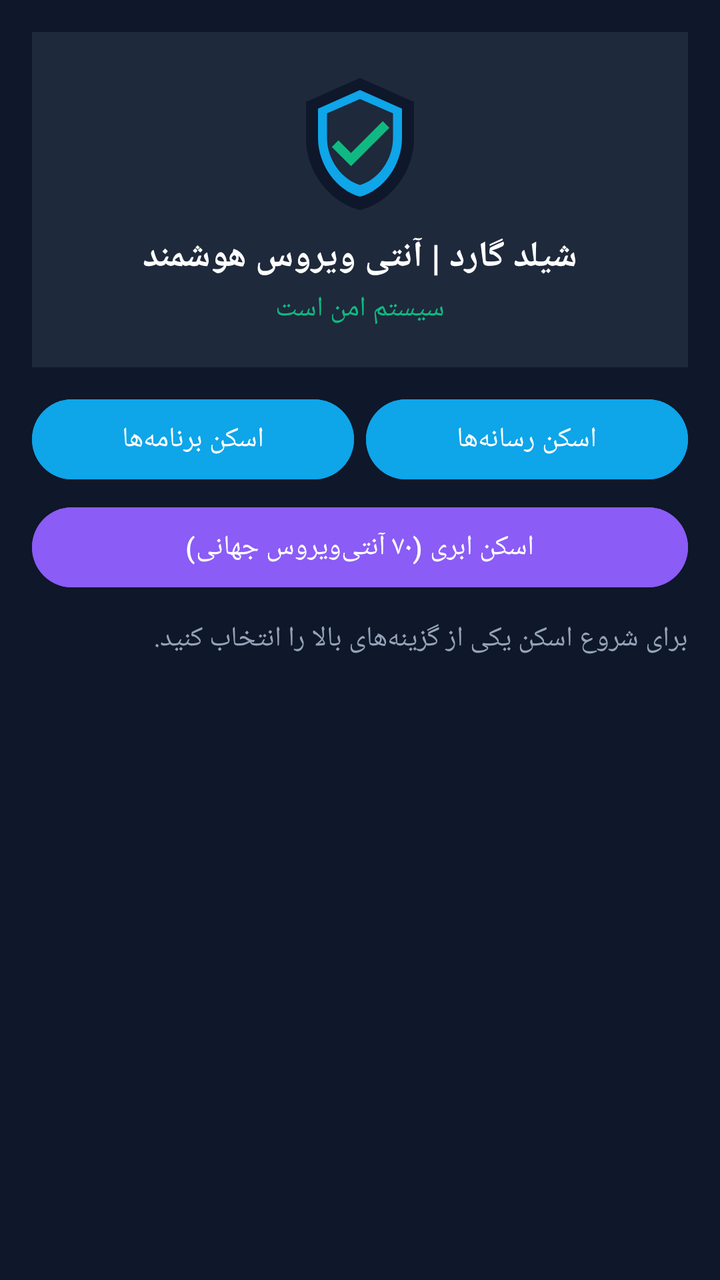
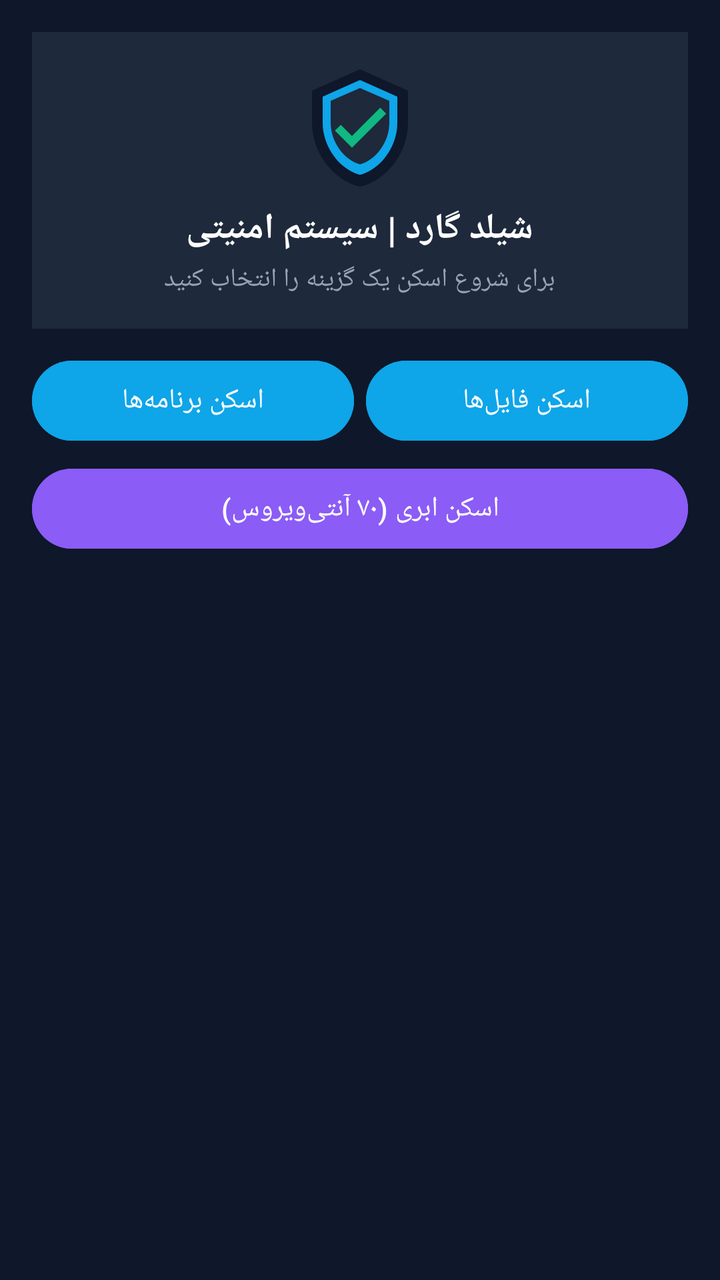

Compare the two renders of this Android layout. The source of the first and the diff that turns it into the second are given below.
<!-- AndroidManifest.xml: application theme Theme.Material3.DayNight.NoActionBar -->
<!-- res/layout/activity_main.xml -->
<?xml version="1.0" encoding="utf-8"?>
<LinearLayout xmlns:android="http://schemas.android.com/apk/res/android"
    android:layout_width="match_parent"
    android:layout_height="match_parent"
    android:orientation="vertical"
    android:background="#0F172A"
    android:padding="16dp">

    
    <LinearLayout
        android:layout_width="match_parent"
        android:layout_height="wrap_content"
        android:orientation="vertical"
        android:gravity="center"
        android:padding="20dp"
        android:background="#1E293B">

        <ImageView
            android:layout_width="72dp"
            android:layout_height="72dp"
            android:src="@drawable/ic_launcher" />

        <TextView
            android:layout_width="wrap_content"
            android:layout_height="wrap_content"
            android:text="شیلد گارد | آنتی ویروس هوشمند"
            android:textColor="#FFFFFF"
            android:textSize="18sp"
            android:textStyle="bold"
            android:layout_marginTop="8dp"/>

        <TextView
            android:id="@+id/statusText"
            android:layout_width="wrap_content"
            android:layout_height="wrap_content"
            android:text="سیستم امن است"
            android:textColor="#10B981"
            android:textSize="14sp"
            android:layout_marginTop="4dp"/>
    </LinearLayout>

    
    <LinearLayout
        android:layout_width="match_parent"
        android:layout_height="wrap_content"
        android:orientation="horizontal"
        android:layout_marginTop="12dp">

        <Button
            android:id="@+id/btnScanApps"
            android:layout_width="0dp"
            android:layout_weight="1"
            android:layout_height="wrap_content"
            android:text="اسکن برنامه‌ها"
            android:backgroundTint="#0EA5E9"/>

        <Button
            android:id="@+id/btnScanFiles"
            android:layout_width="0dp"
            android:layout_weight="1"
            android:layout_height="wrap_content"
            android:text="اسکن رسانه‌ها"
            android:layout_marginStart="6dp"
            android:backgroundTint="#0EA5E9"/>
    </LinearLayout>

    <Button
        android:id="@+id/btnCloudScan"
        android:layout_width="match_parent"
        android:layout_height="wrap_content"
        android:text="اسکن ابری (۷۰ آنتی‌ویروس جهانی)"
        android:layout_marginTop="6dp"
        android:backgroundTint="#8B5CF6"/>

    
    <ScrollView
        android:layout_width="match_parent"
        android:layout_height="0dp"
        android:layout_weight="1"
        android:layout_marginTop="12dp">

        <TextView
            android:id="@+id/resultText"
            android:layout_width="match_parent"
            android:layout_height="wrap_content"
            android:text="برای شروع اسکن یکی از گزینه‌های بالا را انتخاب کنید."
            android:textColor="#94A3B8"
            android:textSize="14sp"
            android:lineSpacingExtra="4dp"/>
    </ScrollView>
</LinearLayout>
<!-- resources referenced by this layout -->
<resources>
  <!-- drawable ic_launcher (drawable) -->
  <vector xmlns:android="http://schemas.android.com/apk/res/android"
      android:width="108dp"
      android:height="108dp"
      android:viewportWidth="24"
      android:viewportHeight="24">
      
      <path
          android:fillColor="#0F172A"
          android:pathData="M12,1L3,5v6c0,5.55 3.84,10.74 9,12c5.16,-1.26 9,-6.45 9,-12V5L12,1z"/>
      
      <path
          android:fillColor="#0EA5E9"
          android:pathData="M12,3L5,6.11V11c0,4.52 3.13,8.75 7,9.78c3.87,-1.03 7,-5.26 7,-9.78V6.11L12,3z"/>
      
      <path
          android:fillColor="#1E293B"
          android:pathData="M12,4.5L6.5,6.9V11c0,3.61 2.5,6.99 5.5,7.82c3,-0.83 5.5,-4.21 5.5,-7.82V6.9L12,4.5z"/>
      
      <path
          android:fillColor="#10B981"
          android:pathData="M10.5,13.5l-2.1,-2.1l-1.1,1.1l3.2,3.2l6.4,-6.4l-1.1,-1.1z"/>
  </vector>
</resources>

<!-- the commit's change to res/layout/activity_main.xml (unified diff, before → after) -->
@@ -12,31 +12,52 @@
         android:layout_height="wrap_content"
         android:orientation="vertical"
         android:gravity="center"
-        android:padding="20dp"
+        android:padding="16dp"
         android:background="#1E293B">
 
         <ImageView
-            android:layout_width="72dp"
-            android:layout_height="72dp"
+            android:layout_width="64dp"
+            android:layout_height="64dp"
             android:src="@drawable/ic_launcher" />
 
         <TextView
             android:layout_width="wrap_content"
             android:layout_height="wrap_content"
-            android:text="شیلد گارد | آنتی ویروس هوشمند"
+            android:text="شیلد گارد | سیستم امنیتی"
             android:textColor="#FFFFFF"
             android:textSize="18sp"
             android:textStyle="bold"
-            android:layout_marginTop="8dp"/>
+            android:layout_marginTop="6dp"/>
+
+        <TextView
+            android:id="@+id/percentText"
+            android:layout_width="wrap_content"
+            android:layout_height="wrap_content"
+            android:text="0%"
+            android:textColor="#0EA5E9"
+            android:textSize="22sp"
+            android:textStyle="bold"
+            android:visibility="gone"
+            android:layout_marginTop="4dp"/>
 
         <TextView
             android:id="@+id/statusText"
             android:layout_width="wrap_content"
             android:layout_height="wrap_content"
-            android:text="سیستم امن است"
-            android:textColor="#10B981"
-            android:textSize="14sp"
+            android:text="برای شروع اسکن یک گزینه را انتخاب کنید"
+            android:textColor="#94A3B8"
+            android:textSize="13sp"
             android:layout_marginTop="4dp"/>
+
+        <ProgressBar
+            android:id="@+id/progressBar"
+            style="?android:attr/progressBarStyleHorizontal"
+            android:layout_width="match_parent"
+            android:layout_height="12dp"
+            android:max="100"
+            android:progressDrawable="@android:drawable/progress_horizontal"
+            android:visibility="gone"
+            android:layout_marginTop="8dp"/>
     </LinearLayout>
 
     
@@ -59,7 +80,7 @@
             android:layout_width="0dp"
             android:layout_weight="1"
             android:layout_height="wrap_content"
-            android:text="اسکن رسانه‌ها"
+            android:text="اسکن فایل‌ها"
             android:layout_marginStart="6dp"
             android:backgroundTint="#0EA5E9"/>
     </LinearLayout>
@@ -68,24 +89,15 @@
         android:id="@+id/btnCloudScan"
         android:layout_width="match_parent"
         android:layout_height="wrap_content"
-        android:text="اسکن ابری (۷۰ آنتی‌ویروس جهانی)"
+        android:text="اسکن ابری (۷۰ آنتی‌ویروس)"
         android:layout_marginTop="6dp"
         android:backgroundTint="#8B5CF6"/>
 
     
-    <ScrollView
+    <androidx.recyclerview.widget.RecyclerView
+        android:id="@+id/recyclerView"
         android:layout_width="match_parent"
         android:layout_height="0dp"
         android:layout_weight="1"
-        android:layout_marginTop="12dp">
-
-        <TextView
-            android:id="@+id/resultText"
-            android:layout_width="match_parent"
-            android:layout_height="wrap_content"
-            android:text="برای شروع اسکن یکی از گزینه‌های بالا را انتخاب کنید."
-            android:textColor="#94A3B8"
-            android:textSize="14sp"
-            android:lineSpacingExtra="4dp"/>
-    </ScrollView>
+        android:layout_marginTop="12dp"/>
 </LinearLayout>
